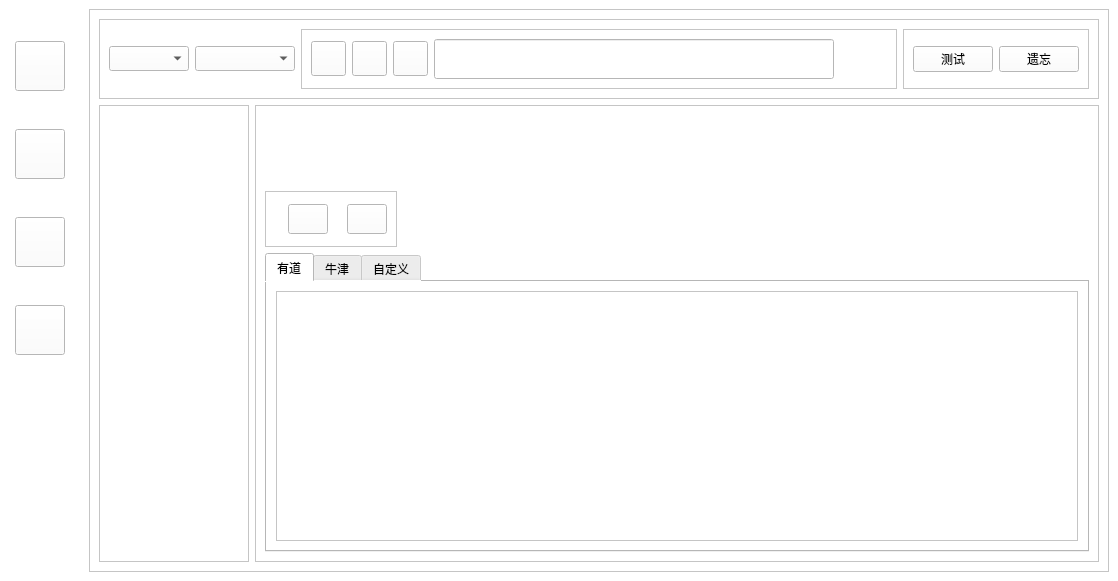
Old version of the form UI.ui in the repository fuutianyii/omelette.
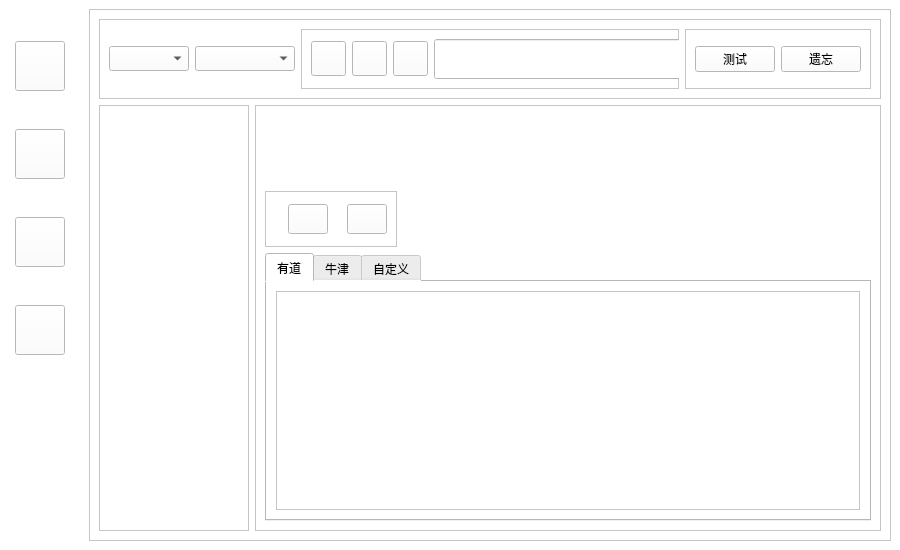
New version of the form.

```diff
--- a/UI.ui
+++ b/UI.ui
@@ -6,8 +6,8 @@
    <rect>
     <x>0</x>
     <y>0</y>
-    <width>1118</width>
-    <height>581</height>
+    <width>900</width>
+    <height>550</height>
    </rect>
   </property>
   <property name="minimumSize">
```
